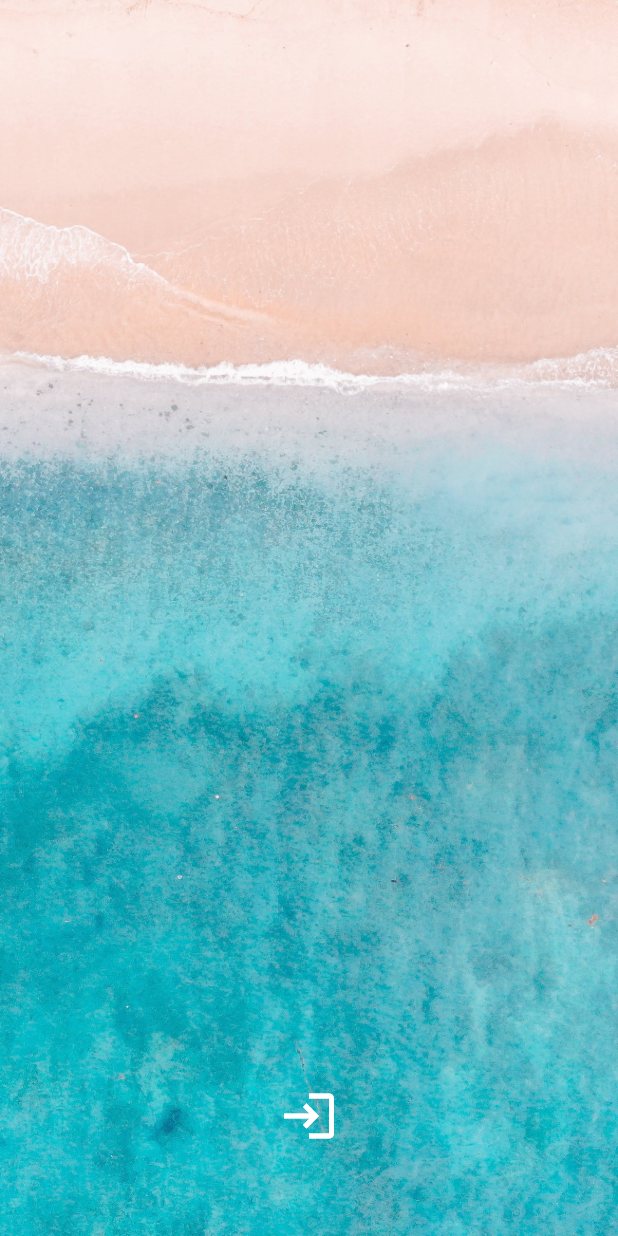
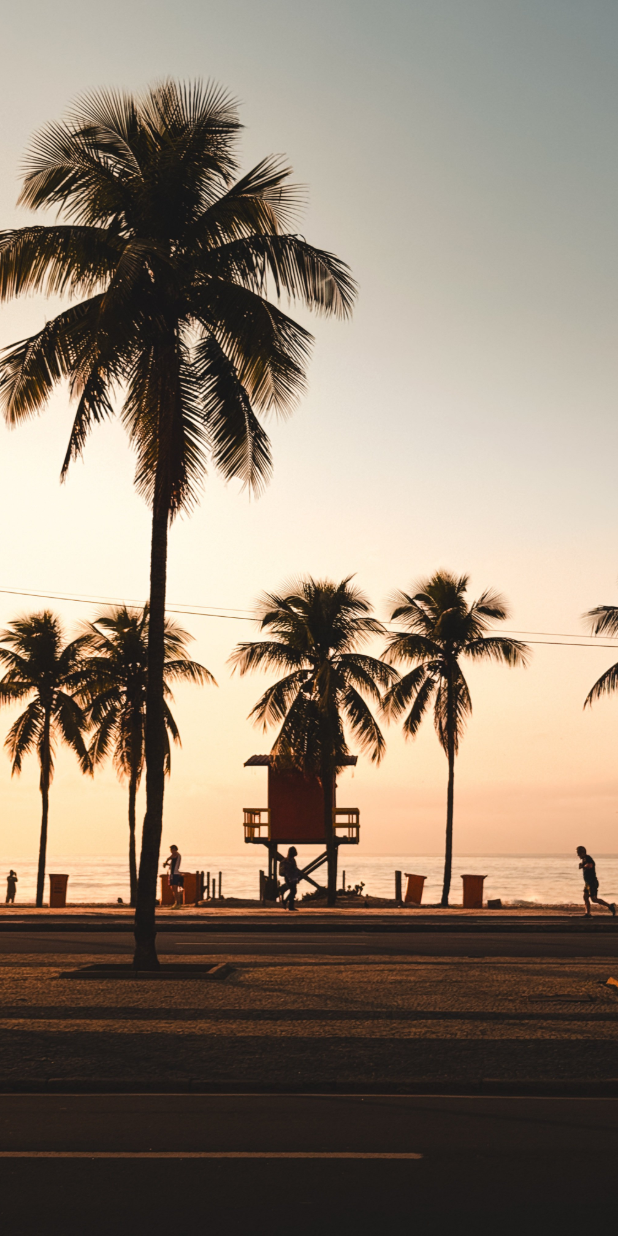
Before and after one commit to oubin17/lushi_app, a Flutter app: the first screen one second after launch, on a phone screen of 412 x 824 dp. Run offline on Flutter 3.47's test engine with Material 3 defaults, Android fonts, the light colour scheme and no system bars; our stand-ins replace dio, flutter_secure_storage, flutter_svg, fluttertoast, shared_preferences; missing offline and left inert: encrypt, pointycastle; accounts and stored records are empty.

Commit message:
代码优化

```diff
--- a/lib/core/constants/images/app_images.dart
+++ b/lib/core/constants/images/app_images.dart
@@ -4,7 +4,7 @@ class AppImages {
   static const String format = '.jpg';
 
   /// 认证背景图片
-  static const String authBg = '${basePath}auth/auth_bg.jpg';
+  static const String splash = '${basePath}splash/splash.jpg';
 
   static const String adminBg = '${basePath}auth/admin.jpg';
 
--- a/lib/features/auth/data/models/userlogin_response.dart
+++ b/lib/features/auth/data/models/userlogin_response.dart
@@ -10,10 +10,8 @@ part 'userlogin_response.g.dart';
 class UserLoginResponse extends UserEntity {
   String? token;
 
-  String? isAdmin;
   UserLoginResponse({
     this.token,
-    this.isAdmin,
     required super.userId,
     required super.userType,
     required super.userStatus,
--- a/lib/features/auth/presentation/welcome.dart
+++ b/lib/features/auth/presentation/welcome.dart
@@ -1,63 +1,63 @@
-import 'package:flutter/material.dart';
-import 'package:lushi_app/core/constants/images/app_images.dart';
-import 'package:lushi_app/features/auth/presentation/login_or_regist.dart';
+// import 'package:flutter/material.dart';
+// import 'package:lushi_app/core/constants/images/app_images.dart';
+// import 'package:lushi_app/features/auth/presentation/login_or_regist.dart';
 
-class Welcome extends StatelessWidget {
-  const Welcome({super.key});
+// class Welcome extends StatelessWidget {
+//   const Welcome({super.key});
 
-  @override
-  Widget build(BuildContext context) {
-    return Scaffold(
-      body: Stack(
-        children: [
-          // 背景图片
-          Image.asset(
-            AppImages.authBg,
-            fit: BoxFit.cover,
-            width: double.infinity,
-            height: double.infinity,
-          ),
-          // Container(color: Colors.black.withOpacity(0.3)),
-          Padding(
-            padding: const EdgeInsets.symmetric(vertical: 40, horizontal: 40),
-            child: Column(
-              children: [
-                const SizedBox(height: 200),
-                // const Center(
-                //   child: Text(
-                //     '禄仕管理系统',
-                //     style: TextStyle(
-                //       fontSize: 30,
-                //       color: Color.fromARGB(255, 12, 178, 189),
-                //       fontWeight: FontWeight.bold,
-                //     ),
-                //   ),
-                // ),
-                const Spacer(),
-                Center(
-                  child: GestureDetector(
-                    onTap: () {
-                      // 执行跳转
-                      Navigator.push(
-                        context,
-                        MaterialPageRoute(
-                          builder: (context) => const LoginOrRegist(),
-                        ),
-                      );
-                    },
-                    child: const Icon(
-                      Icons.login,
-                      size: 40,
-                      color: Colors.white,
-                    ),
-                  ),
-                ),
-                const SizedBox(height: 20),
-              ],
-            ),
-          ),
-        ],
-      ),
-    );
-  }
-}
+//   @override
+//   Widget build(BuildContext context) {
+//     return Scaffold(
+//       body: Stack(
+//         children: [
+//           // 背景图片
+//           Image.asset(
+//             AppImages.splash,
+//             fit: BoxFit.cover,
+//             width: double.infinity,
+//             height: double.infinity,
+//           ),
+//           // Container(color: Colors.black.withOpacity(0.3)),
+//           Padding(
+//             padding: const EdgeInsets.symmetric(vertical: 40, horizontal: 40),
+//             child: Column(
+//               children: [
+//                 const SizedBox(height: 200),
+//                 // const Center(
+//                 //   child: Text(
+//                 //     '禄仕管理系统',
+//                 //     style: TextStyle(
+//                 //       fontSize: 30,
+//                 //       color: Color.fromARGB(255, 12, 178, 189),
+//                 //       fontWeight: FontWeight.bold,
+//                 //     ),
+//                 //   ),
+//                 // ),
+//                 const Spacer(),
+//                 Center(
+//                   child: GestureDetector(
+//                     onTap: () {
+//                       // 执行跳转
+//                       Navigator.push(
+//                         context,
+//                         MaterialPageRoute(
+//                           builder: (context) => const LoginOrRegistPage(),
+//                         ),
+//                       );
+//                     },
+//                     child: const Icon(
+//                       Icons.login,
+//                       size: 40,
+//                       color: Colors.white,
+//                     ),
+//                   ),
+//                 ),
+//                 const SizedBox(height: 20),
+//               ],
+//             ),
+//           ),
+//         ],
+//       ),
+//     );
+//   }
+// }
--- /dev/null
+++ b/lib/features/splash/presentation/splash.dart
@@ -0,0 +1,54 @@
+import 'package:flutter/material.dart';
+import 'package:lushi_app/core/constants/images/app_images.dart';
+import 'package:lushi_app/features/auth/domain/auth_service.dart';
+import 'package:lushi_app/features/auth/presentation/login_or_regist.dart';
+import 'package:lushi_app/features/home/presentation/home.dart';
+
+class SplashPage extends StatefulWidget {
+  const SplashPage({super.key});
+
+  @override
+  State<SplashPage> createState() => _SplashPageState();
+}
+
+class _SplashPageState extends State<SplashPage> {
+  @override
+  void initState() {
+    super.initState();
+    _redirect();
+  }
+
+  @override
+  Widget build(BuildContext context) {
+    return Scaffold(
+      body: Center(
+        child: Image.asset(
+          AppImages.splash,
+          fit: BoxFit.cover,
+          width: double.infinity,
+          height: double.infinity,
+        ),
+      ),
+    );
+  }
+
+  Future<bool> _checkAutoLogin() async {
+    return await AuthService().isLoggedIn();
+  }
+
+  Future<void> _redirect() async {
+    await Future.delayed(const Duration(seconds: 2));
+    final isLogged = await _checkAutoLogin();
+    if (isLogged) {
+      Navigator.pushReplacement(
+        context,
+        MaterialPageRoute(builder: (context) => const HomePage()),
+      );
+    } else {
+      Navigator.pushReplacement(
+        context,
+        MaterialPageRoute(builder: (context) => const LoginOrRegistPage()),
+      );
+    }
+  }
+}
--- a/lib/main.dart
+++ b/lib/main.dart
@@ -1,8 +1,8 @@
 import 'package:flutter/material.dart';
 import 'package:lushi_app/core/storage/storage_manager.dart';
 import 'package:lushi_app/core/utils/navigator_utils.dart';
-import 'package:lushi_app/features/auth/presentation/welcome.dart';
 import 'package:lushi_app/features/provider/data/model/counter_model.dart';
+import 'package:lushi_app/features/splash/presentation/splash.dart';
 import 'package:provider/provider.dart';
 
 void main() async {
@@ -33,7 +33,7 @@ class MyApp extends StatelessWidget {
       //   colorScheme: ColorScheme.fromSeed(seedColor: Colors.deepPurple),
       //   useMaterial3: true,
       // ),
-      home: const Welcome(),
+      home: const SplashPage(),
     );
   }
 }
--- a/lib/models/entities/user_entity.dart
+++ b/lib/models/entities/user_entity.dart
@@ -13,6 +13,7 @@ class UserEntity {
   AccessTokenEntity accessToken;
   List<RoleEntity>? roles;
   UserProfileEntity? userProfile;
+  bool get isAdmin => roles?.any((role) => role.roleCode == 'ADMIN') ?? false;
 
   UserEntity({
     required this.userId,
@@ -25,4 +26,6 @@ class UserEntity {
 
   factory UserEntity.fromJson(Map<String, dynamic> json) =>
       _$UserEntityFromJson(json);
+
+  Map<String, dynamic> toJson() => _$UserEntityToJson(this);
 }
--- a/pubspec.yaml
+++ b/pubspec.yaml
@@ -82,6 +82,7 @@ flutter:
   # https://flutter.dev/to/asset-from-package
   assets:
     - assets/images/auth/
+    - assets/images/splash/
     - assets/vectors/
     - assets/logo.png
     - lib/core/config/keys/public_key.pem
```
Also changed, not shown: lib/core/network/interceptors/request_response_interceptor.dart (+4 -14 lines), lib/core/storage/secure_storage_manager.dart (+18 -0 lines), lib/core/storage/storage_manager.dart (+7 -0 lines), lib/core/utils/navigator_utils.dart (+4 -3 lines), lib/features/auth/data/api/auth_api.dart (+13 -0 lines), lib/features/auth/domain/auth_service.dart (+53 -9 lines), lib/features/auth/presentation/login_or_regist.dart (+5 -5 lines), lib/features/home/presentation/pages/profile_page.dart (+39 -23 lines), lib/features/home/presentation/widgets/private_resume_table_widget.dart (+26 -8 lines), assets/images/auth/auth_bg.jpg (deleted), assets/images/splash/splash.jpg (added), lib/features/auth/data/models/userlogin_response.g.dart.
